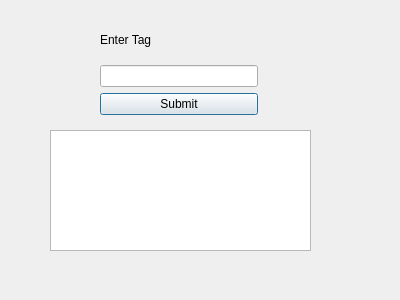
First picture: the form in search.ui, repository Akshit1903/Taggy, before the edit.
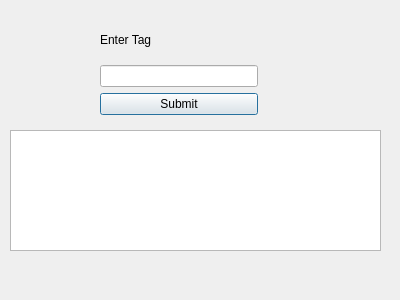
Second picture: the form after the edit.

```diff
--- a/search.ui
+++ b/search.ui
@@ -16,9 +16,9 @@
   <widget class="QListWidget" name="listWidget">
    <property name="geometry">
     <rect>
-     <x>50</x>
+     <x>10</x>
      <y>130</y>
-     <width>261</width>
+     <width>371</width>
      <height>121</height>
     </rect>
    </property>
```
